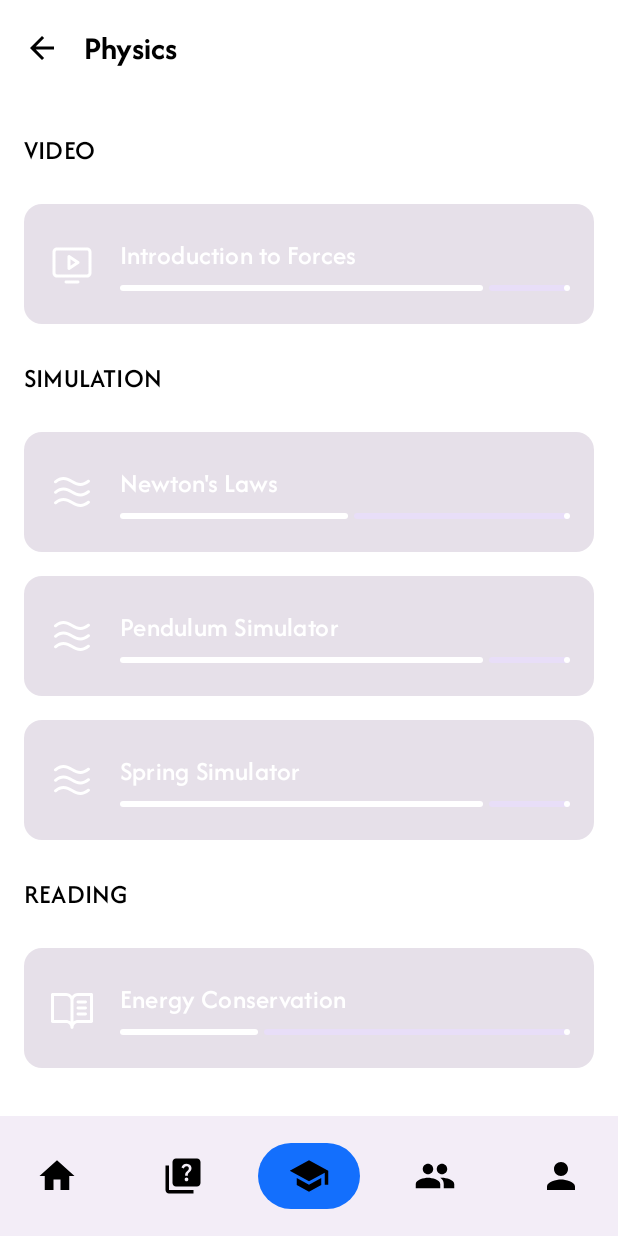
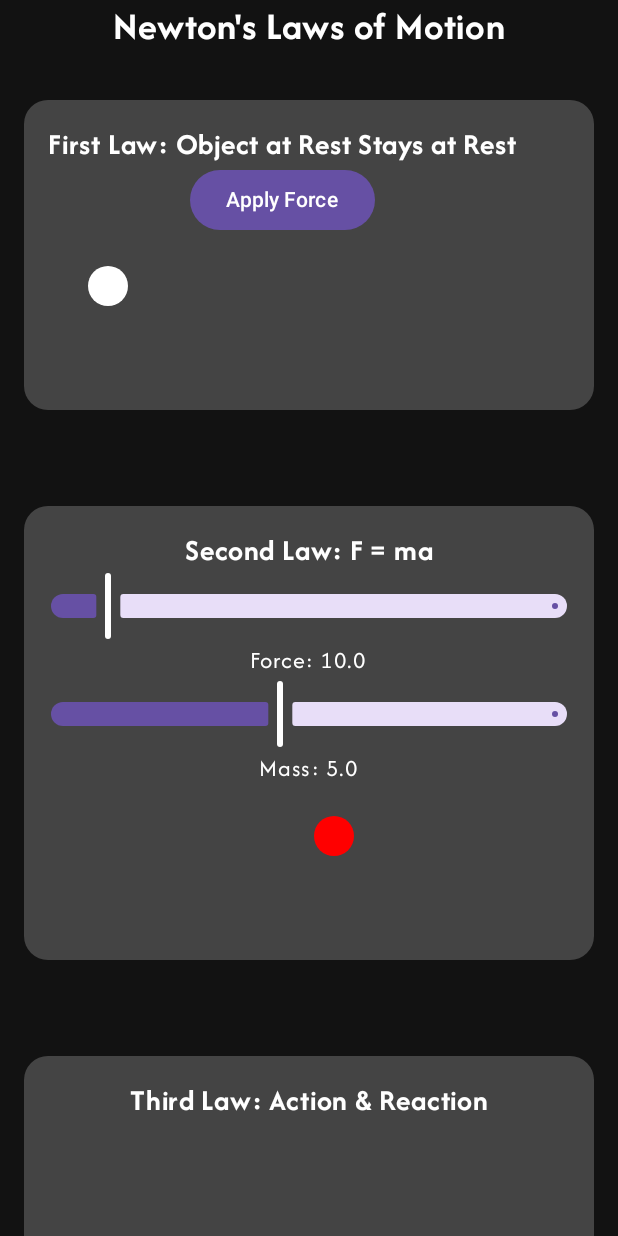
Before and after one commit to Pager-dot/BridgeLearn_App, an Android app built with Jetpack Compose: the LearnScreen screen opened through its navigation route, after a tap on "Newton's Laws", on a phone screen of 412 x 824 dp. Run offline under Robolectric (Android 15) with nearby library versions, the phone set to English and light mode, and no system bars; 1 other tap on this screen came first.

Commit message:
Newton Laws

```diff
--- a/app/src/main/java/pratheekv39/bridgelearn/io/MainActivity.kt
+++ b/app/src/main/java/pratheekv39/bridgelearn/io/MainActivity.kt
@@ -14,6 +14,7 @@ import androidx.lifecycle.viewmodel.compose.viewModel
 import pratheekv39.bridgelearn.io.navigation.NavGraph
 import pratheekv39.bridgelearn.io.theme.HomeTheme
 import pratheekv39.bridgelearn.io.theme.ThemeViewModel
+import pratheekv39.bridgelearn.io.ui.simulations.NewtonsLawsSimulation
 
 class MainActivity : ComponentActivity() {
 
--- a/app/src/main/java/pratheekv39/bridgelearn/io/navigation/NavGraph.kt
+++ b/app/src/main/java/pratheekv39/bridgelearn/io/navigation/NavGraph.kt
@@ -44,6 +44,7 @@ import pratheekv39.bridgelearn.io.ui.screens.quiz.QuizScreen
 import pratheekv39.bridgelearn.io.ui.simulations.SpringSimulation
 import pratheekv39.bridgelearn.io.ui.screens.SubjectScreen
 import pratheekv39.bridgelearn.io.theme.ThemeViewModel
+import pratheekv39.bridgelearn.io.ui.simulations.NewtonsLawsSimulation
 
 sealed class Screen(
     val route: String,
@@ -112,7 +113,7 @@ fun NavGraph(
             val currentRoute = navBackStackEntry?.destination?.route
 
             // Hide the bottom bar when on the "Interactive" screen
-            if (currentRoute !in listOf("Interactive", "Pendulum", "Spring", "PeriodicTable", "EnergyConservation")) {
+            if (currentRoute !in listOf("Interactive", "Pendulum", "Spring", "PeriodicTable", "EnergyConservation","NewtonLaws")) {
                 NavigationBar {
                     screens.forEach { screen ->
                         NavigationBarItem(
@@ -194,6 +195,9 @@ fun NavGraph(
             composable("EnergyConservation") {
                 EnergyConservationScreen(navController)
             }
+            composable("NewtonLaws") {
+                NewtonsLawsSimulation(navController)
+            }
 
             composable(Screen.Learn.route) { LearnScreen(navController) }
 
--- a/app/src/main/java/pratheekv39/bridgelearn/io/ui/screens/learn/LearnScreen.kt
+++ b/app/src/main/java/pratheekv39/bridgelearn/io/ui/screens/learn/LearnScreen.kt
@@ -181,6 +181,7 @@ fun LearningContentCard(content: LearningContent, navController: NavController,
                     content.title == "Spring Simulator" -> navController.navigate("Spring")
                     content.title == "Periodic Table" -> navController.navigate("PeriodicTable")
                     content.title == "Energy Conservation" -> navController.navigate("EnergyConservation")
+                    content.title == "Newton's Laws" -> navController.navigate("NewtonLaws")
                 }
             }
     ) {
--- /dev/null
+++ b/app/src/main/java/pratheekv39/bridgelearn/io/ui/simulations/NewtonLaws.kt
@@ -0,0 +1,125 @@
+package pratheekv39.bridgelearn.io.ui.simulations
+
+import android.os.Bundle
+import androidx.activity.ComponentActivity
+import androidx.activity.compose.setContent
+import androidx.compose.animation.core.*
+import androidx.compose.foundation.Canvas
+import androidx.compose.foundation.background
+import androidx.compose.foundation.gestures.detectDragGestures
+import androidx.compose.foundation.gestures.detectTapGestures
+import androidx.compose.foundation.layout.*
+import androidx.compose.foundation.lazy.LazyColumn
+import androidx.compose.foundation.shape.CircleShape
+import androidx.compose.foundation.shape.RoundedCornerShape
+import androidx.compose.foundation.text.BasicText
+import androidx.compose.material3.*
+import androidx.compose.runtime.*
+import androidx.compose.ui.Alignment
+import androidx.compose.ui.Modifier
+import androidx.compose.ui.geometry.Offset
+import androidx.compose.ui.geometry.Size
+import androidx.compose.ui.graphics.Color
+import androidx.compose.ui.input.pointer.pointerInput
+import androidx.compose.ui.text.font.FontWeight
+import androidx.compose.ui.tooling.preview.Preview
+import androidx.compose.ui.unit.dp
+import androidx.compose.ui.unit.sp
+import androidx.navigation.NavController
+import kotlinx.coroutines.launch
+
+@Composable
+fun NewtonsLawsSimulation(navController: NavController) {
+    LazyColumn(
+        modifier = Modifier.fillMaxSize().background(Color(0xFF121212)),
+        verticalArrangement = Arrangement.Center,
+        horizontalAlignment = Alignment.CenterHorizontally
+    ) {
+        item {
+            Text("Newton's Laws of Motion", fontSize = 26.sp, fontWeight = FontWeight.Bold, color = Color.White)
+            Spacer(modifier = Modifier.height(16.dp))
+        }
+        item { SimpleFirstLaw() }
+        item { Spacer(modifier = Modifier.height(32.dp)) }
+        item { SimpleSecondLaw() }
+        item { Spacer(modifier = Modifier.height(32.dp)) }
+        item { SimpleThirdLaw() }
+    }
+}
+
+@Composable
+fun SimpleFirstLaw() {
+    var isMoving by remember { mutableStateOf(false) }
+    val position by animateFloatAsState(targetValue = if (isMoving) 200f else 0f, animationSpec = tween(1000))
+
+    Card(
+        modifier = Modifier.fillMaxWidth().padding(16.dp),
+        colors = CardDefaults.cardColors(containerColor = Color.DarkGray),
+        shape = RoundedCornerShape(16.dp)
+    ) {
+        Column(modifier = Modifier.padding(16.dp), horizontalAlignment = Alignment.CenterHorizontally) {
+            Text("First Law: Object at Rest Stays at Rest", fontSize = 20.sp, fontWeight = FontWeight.Bold, color = Color.White)
+            Button(onClick = { isMoving = !isMoving }) { Text("Apply Force") }
+            Canvas(modifier = Modifier.size(300.dp, 100.dp)) {
+                drawCircle(Color.White, radius = 20f, center = Offset(position + 50f, 50f))
+            }
+        }
+    }
+}
+
+@Composable
+fun SimpleSecondLaw() {
+    var force by remember { mutableStateOf(10f) }
+    var mass by remember { mutableStateOf(5f) }
+    val acceleration = force / mass
+    val position by animateFloatAsState(targetValue = acceleration * 100, animationSpec = tween(1000))
+
+    Card(
+        modifier = Modifier.fillMaxWidth().padding(16.dp),
+        colors = CardDefaults.cardColors(containerColor = Color.DarkGray),
+        shape = RoundedCornerShape(16.dp)
+    ) {
+        Column(modifier = Modifier.padding(16.dp), horizontalAlignment = Alignment.CenterHorizontally) {
+            Text("Second Law: F = ma", fontSize = 20.sp, fontWeight = FontWeight.Bold, color = Color.White)
+            Slider(value = force, onValueChange = { force = it }, valueRange = 5f..50f,
+                colors = SliderDefaults.colors(Color.White))
+            Text("Force: $force", color = Color.White)
+            Slider(value = mass, onValueChange = { mass = it }, valueRange = 1f..10f,
+                colors = SliderDefaults.colors(Color.White))
+            Text("Mass: $mass", color = Color.White)
+            Canvas(modifier = Modifier.size(300.dp, 100.dp)) {
+                drawCircle(Color.Red, radius = 20f, center = Offset(position + 50f, 50f))
+            }
+        }
+    }
+}
+
+@Composable
+fun SimpleThirdLaw() {
+    var isReleased by remember { mutableStateOf(false) }
+    val balloonPosition by animateFloatAsState(targetValue = if (isReleased) -150f else 0f, animationSpec = tween(1500))
+
+    Card(
+        modifier = Modifier.fillMaxWidth().padding(16.dp),
+        colors = CardDefaults.cardColors(containerColor = Color.DarkGray),
+        shape = RoundedCornerShape(16.dp)
+    ) {
+        Column(
+            modifier = Modifier.padding(16.dp),
+            horizontalAlignment = Alignment.CenterHorizontally
+        ) {
+            Text("Third Law: Action & Reaction", fontSize = 20.sp, fontWeight = FontWeight.Bold, color = Color.White)
+            Spacer(modifier = Modifier.height(8.dp))
+            Box(
+                modifier = Modifier.fillMaxWidth().height(200.dp),
+                contentAlignment = Alignment.BottomCenter
+            ) {
+                Canvas(modifier = Modifier.size(100.dp, 150.dp)) {
+                    drawOval(Color.Magenta, topLeft = Offset(30f, 100f + balloonPosition), size = Size(40f, 60f))
+                }
+            }
+            Spacer(modifier = Modifier.height(8.dp))
+            Button(onClick = { isReleased = !isReleased }) { Text("Release Balloon") }
+        }
+    }
+}
```
